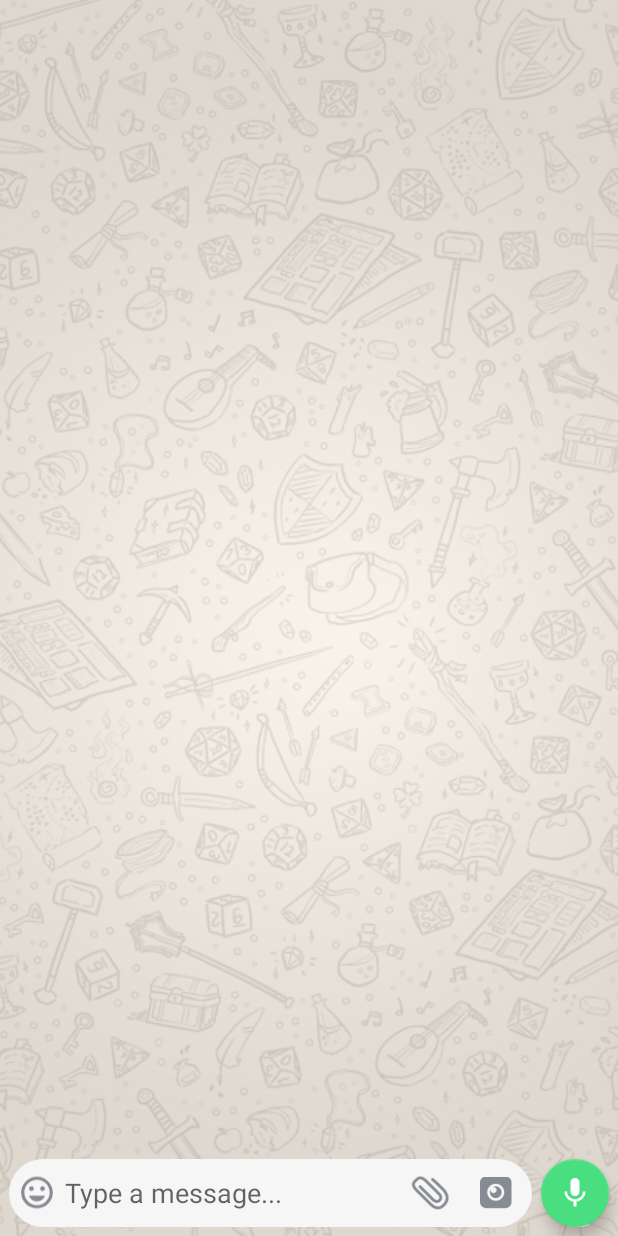
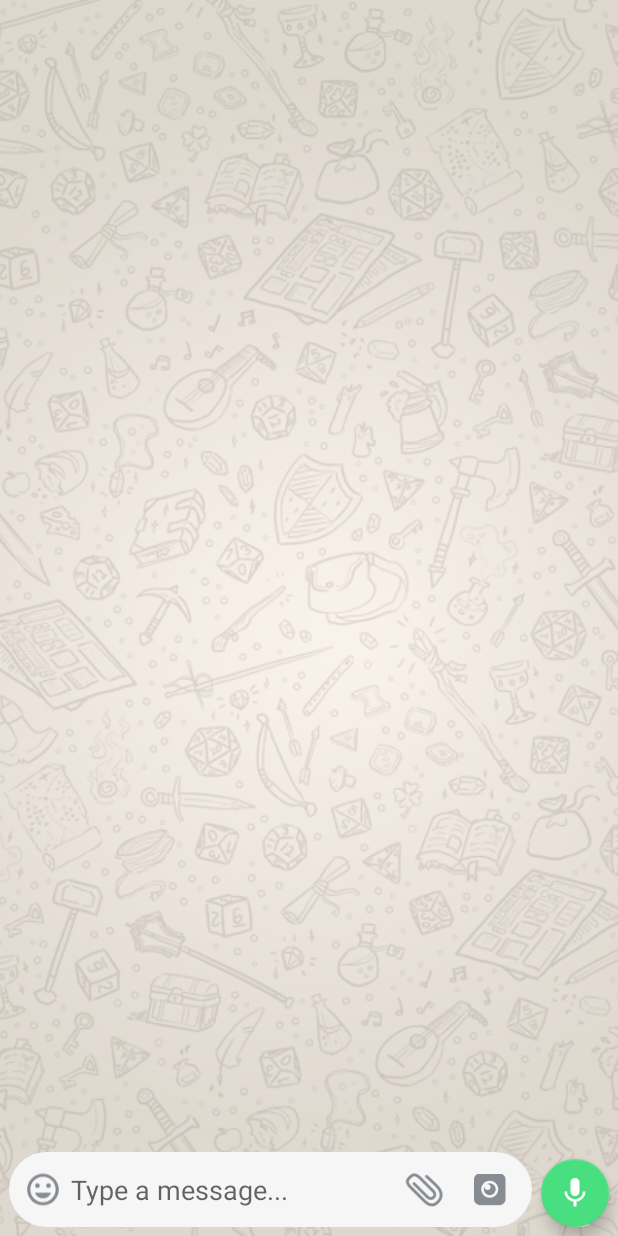
Before and after one commit to Diogo-Menezes/whatsapp-clone-demo, an Android app: the layout activity_new_chat.xml on its own in the app's theme, with its tools: preview values and no code run, on a phone screen of 412 x 824 dp. Run offline under Robolectric (Android 15) with nearby library versions, the phone set to English and light mode, and no system bars.

Commit message:
Correction to the ChatActivity Layout. Method for detecting the press on the voice button added.

```diff
--- a/app/src/main/AndroidManifest.xml
+++ b/app/src/main/AndroidManifest.xml
@@ -4,6 +4,9 @@
 
     <uses-permission android:name="android.permission.INTERNET" />
     <uses-permission android:name="android.permission.ACCESS_NETWORK_STATE" />
+    <uses-permission android:name="android.permission.RECORD_AUDIO"/>
+    <uses-permission android:name="android.permission.WRITE_EXTERNAL_STORAGE"/>
+    <uses-permission android:name="android.permission.READ_EXTERNAL_STORAGE"/>
 
     <application
         android:name=".App"
--- a/app/src/main/res/layout/activity_new_chat.xml
+++ b/app/src/main/res/layout/activity_new_chat.xml
@@ -35,64 +35,64 @@
         android:id="@+id/viewDivider"
         android:layout_width="match_parent"
         android:layout_height="1dp"
+        app:layout_constraintBottom_toTopOf="@id/sendMessageLayout"
         app:layout_constraintEnd_toEndOf="parent"
         app:layout_constraintStart_toStartOf="parent"
-        app:layout_constraintBottom_toTopOf="@id/sendMessageLayout"
-        app:layout_constraintTop_toBottomOf="@id/chatRecView"
-        />
+        app:layout_constraintTop_toBottomOf="@id/chatRecView" />
 
     <LinearLayout
         android:id="@+id/sendMessageLayout"
         android:layout_width="0dp"
-        android:layout_height="45dp"
+        android:layout_height="wrap_content"
         android:layout_margin="6dp"
         android:background="@drawable/chat_elipse"
-        android:minHeight="45dp"
         android:orientation="horizontal"
         android:weightSum="100"
         app:layout_constraintBottom_toBottomOf="parent"
         app:layout_constraintEnd_toStartOf="@id/floatingActionButton"
         app:layout_constraintStart_toStartOf="parent"
-        app:layout_constraintTop_toBottomOf="@id/viewDivider">
+        app:layout_constraintTop_toBottomOf="@id/viewDivider"
+        android:padding="4dp">
 
         <ImageView
             android:id="@+id/emojiImage"
             android:layout_width="25dp"
             android:layout_height="30dp"
-            android:layout_gravity="center"
+            android:layout_gravity="center|bottom"
             android:layout_margin="6dp"
-
+            android:clickable="true"
             android:src="@drawable/ic_insert_emoticon" />
 
         <EditText
             android:id="@+id/messageEdit"
             android:layout_width="0dp"
             android:layout_height="wrap_content"
+            android:layout_gravity="center"
             android:layout_weight="95"
             android:background="@android:color/transparent"
             android:hint="Type a message..."
-            android:inputType="textImeMultiLine"
-            android:maxLength="20"
-            android:minHeight="45dp" />
+            android:inputType="textMultiLine"
+            android:maxLines="5"
+            android:scrollbars="vertical" />
 
         <ImageView
             android:id="@+id/attachImage"
             android:layout_width="25dp"
             android:layout_height="30dp"
-            android:layout_gravity="center"
+            android:layout_gravity="center|bottom"
             android:layout_margin="6dp"
             android:src="@drawable/ic_attach" />
 
         <View
             android:layout_width="0dp"
-            android:layout_height="wrap_content"
+            android:layout_height="30dp"
             android:layout_weight="2" />
 
         <ImageView
             android:id="@+id/camImage"
             android:layout_width="25dp"
             android:layout_height="30dp"
-            android:layout_gravity="center"
+            android:layout_gravity="center|bottom"
             android:layout_margin="6dp"
             android:paddingStart="4dp"
             android:paddingLeft="4dp"
```
Also changed, not shown: app/src/main/java/com/diogomenezes/whatsappclonedemo/ChatActivity.java (+70 -2 lines), app/src/main/res/layout/chat_layout_text.xml (deleted, +0 -75 lines), app/src/main/res/layout/item_chat_layout.xml (+4 -4 lines).
